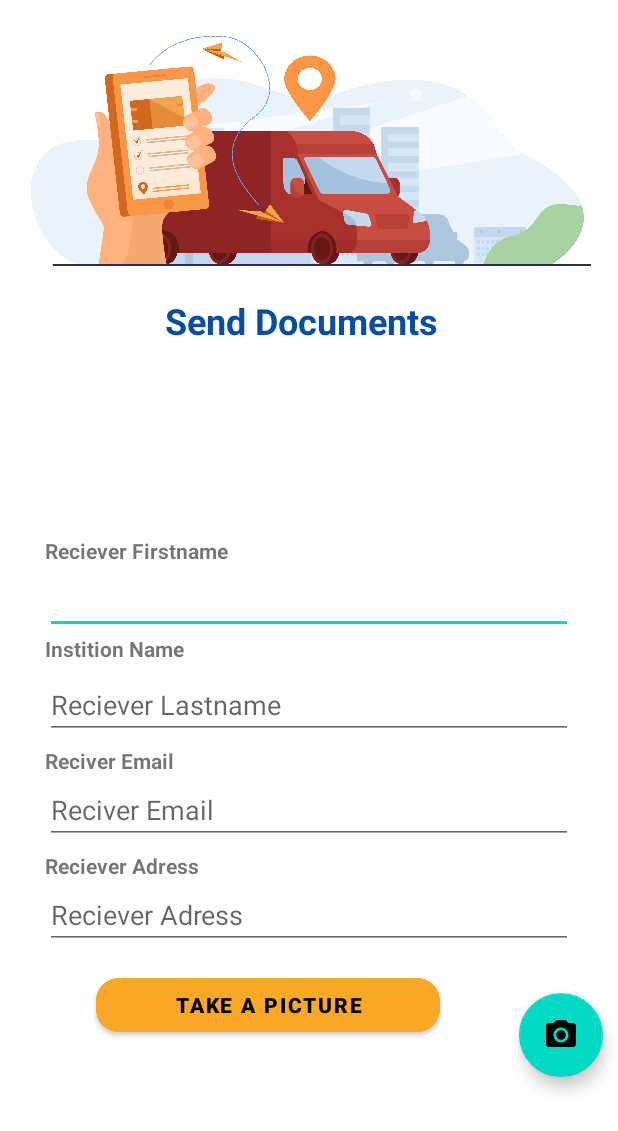
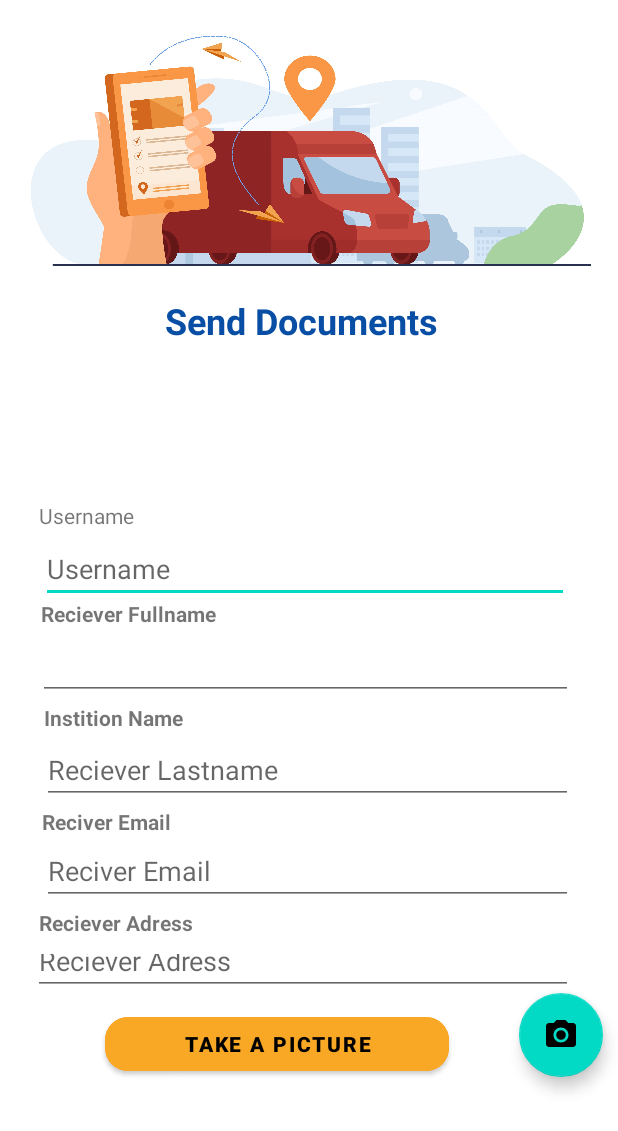
Before and after one commit to DevoirEnGroupe/MesajemFinal, an Android app: the SendActivity screen opened directly, with no data from a screen before it, on a phone screen of 412 x 824 dp. Shown: the top 1131 px of the screen. Run offline under Robolectric (Android 15) with nearby library versions, the phone set to English and light mode, and no system bars; libraries missing offline, so code that uses them is left out: com.parse, org.parceler; 2 statements that could not run were skipped.

Commit message:
Send Activity Change On Click

```diff
--- a/app/src/main/java/ht/mesajem/mesajem/Activities/ParseApplication.java
+++ b/app/src/main/java/ht/mesajem/mesajem/Activities/ParseApplication.java
@@ -7,6 +7,7 @@ import com.parse.ParseObject;
 
 import ht.mesajem.mesajem.Models.Delivery;
 import ht.mesajem.mesajem.Models.Post;
+import ht.mesajem.mesajem.Models.User;
 import okhttp3.OkHttpClient;
 import okhttp3.logging.HttpLoggingInterceptor;
 
@@ -25,6 +26,7 @@ public class ParseApplication extends Application {
 
         ParseObject.registerSubclass(Post.class);
         ParseObject.registerSubclass(Delivery.class);
+        ParseObject.registerSubclass(User.class);
         Parse.initialize(new Parse.Configuration.Builder(this)
                 .applicationId("NsErV1akrPT7XrRpg74eMfCaio91oKqzzE8UY5K8")
                 .clientKey("G1jiKrziZDPACQajyDvxxx0PB1fenILzWhZOFh8C")
--- a/app/src/main/java/ht/mesajem/mesajem/Activities/SendActivity.java
+++ b/app/src/main/java/ht/mesajem/mesajem/Activities/SendActivity.java
@@ -20,6 +20,8 @@ import android.net.Uri;
 import android.os.Bundle;
 import android.os.Environment;
 import android.provider.MediaStore;
+import android.text.Editable;
+import android.text.TextWatcher;
 import android.util.Log;
 import android.view.View;
 import android.widget.ArrayAdapter;
@@ -65,7 +67,9 @@ public class SendActivity extends AppCompatActivity {
     TextView tvsiyati;
     TextView tvimel;
     TextView tvnon;
-    AutoCompleteTextView etnon;
+    TextView tvusername;
+    AutoCompleteTextView etusername;
+    EditText etnon;
     EditText etimel;
     EditText etadress;
     EditText etsiyati;
@@ -77,7 +81,7 @@ public class SendActivity extends AppCompatActivity {
     String toto;
     ArrayList<String> arraylist = new ArrayList<>();
     LocationManager locationManager;
-
+    ParseUser userCurrent = ParseUser.getCurrentUser();
 
     @Override
     protected void onCreate(Bundle savedInstanceState) {
@@ -93,13 +97,17 @@ public class SendActivity extends AppCompatActivity {
         btsubmit = findViewById(R.id.btsubmit);
         tvadress = findViewById(R.id.tvaddresse);
         tvsiyati = findViewById(R.id.tvsiyati);
+        tvusername =findViewById(R.id.tvusername);
         tvimel  = findViewById(R.id.tvimel);
         tvnon = findViewById(R.id.tvnon);
         etnon = findViewById(R.id.etnon);
         etimel = findViewById(R.id.etimel);
         etadress =findViewById(R.id.etadress);
         etsiyati = findViewById(R.id.etsiyati);
+        etusername = findViewById(R.id.etusername);
         floatingActionButton = findViewById(R.id.floationB);
+
+
 
 
         ParseQuery<ParseUser> query = ParseUser.getQuery();
@@ -109,14 +117,31 @@ public class SendActivity extends AppCompatActivity {
             if (e == null) {
                 // The query was successful, returns the users that matches
                 // the criteria.
+
+
                 for(ParseUser user1 : users) {
 
-                    toto = user1.getString("Fullname");
+                    toto = user1.getString("username");
                     arraylist.add(toto);
                     //Toast.makeText(this, ""+toto, Toast.LENGTH_SHORT).show();
 
                 }
                 Toast.makeText(this, ""+arraylist, Toast.LENGTH_SHORT).show();
+                try {
+                    ArrayAdapter<String> adapter = new ArrayAdapter<String>
+                            (this, android.R.layout.select_dialog_item, arraylist);
+
+                    etusername.setThreshold(1);//will start working from first character
+                    etusername.setAdapter(adapter);//setting the adapter data into the AutoCompleteTextView
+                    etusername.setTextColor(Color.RED);
+
+                   String usernamet = etusername.getText().toString();
+
+
+                }catch (Exception ex){
+                    Toast.makeText(SendActivity.this, "" +ex.getMessage(), Toast.LENGTH_SHORT).show();
+                }
+
 
             } else {
                 // Something went wrong.
@@ -125,18 +150,56 @@ public class SendActivity extends AppCompatActivity {
         });
 
 
-        try {
-            ArrayAdapter<String> adapter = new ArrayAdapter<String>
-                    (this, android.R.layout.select_dialog_item, arraylist);
-
-            etnon.setThreshold(1);//will start working from first character
-            etnon.setAdapter(adapter);//setting the adapter data into the AutoCompleteTextView
-            etnon.setTextColor(Color.YELLOW);
 
 
-        }catch (Exception e){
-            Toast.makeText(SendActivity.this, "" +e.getMessage(), Toast.LENGTH_SHORT).show();
-        }
+
+
+
+
+
+        etnon.setOnClickListener(new View.OnClickListener() {
+            @Override
+            public void onClick(View v) {
+
+                String usernamett = etusername.getText().toString();
+                ParseQuery<ParseUser> queryFullname = ParseUser.getQuery();
+                //query.whereEqualTo("email", "email@example.com");
+                 queryFullname.whereEqualTo("username", usernamett );
+
+                queryFullname.findInBackground((users, e) -> {
+
+                    if (e == null) {
+                        // The query was successful, returns the users that matches
+                        // the criteria.
+
+
+                        for(ParseUser fullname : users) {
+
+                            toto = fullname.getString("Fullname");
+
+                            //arraylist.add(toto);
+                            Toast.makeText(SendActivity.this, ""+toto, Toast.LENGTH_SHORT).show();
+
+                        }
+               etnon.setText(toto);
+
+
+                    } else {
+                        // Something went wrong.
+
+                    }
+                });
+
+
+
+
+
+
+
+            }
+        });
+
+
 
 
         ButtonTakePic.setOnClickListener(new View.OnClickListener() {
@@ -183,10 +246,14 @@ btsubmit.setOnClickListener(new View.OnClickListener() {
         savePost(currentUser,photoFile,lastname,firstname,email,addresse);
 
 
+
+
+
         tvadress.setVisibility(View.GONE);
         tvsiyati.setVisibility(View.GONE);
         tvimel.setVisibility(View.GONE);
         tvnon.setVisibility(View.GONE);
+        tvusername.setVisibility(View.GONE);
 
 
         PostImage.setVisibility(View.GONE);
@@ -196,6 +263,7 @@ btsubmit.setOnClickListener(new View.OnClickListener() {
         etadress.setVisibility(View.GONE);
         etsiyati.setVisibility(View.GONE);
         etnon.setVisibility(View.GONE);
+        etusername.setVisibility(View.GONE);
 
         btsubmit.setVisibility(View.GONE);
         Fragment fragment= new PayementFragment();
--- /dev/null
+++ b/app/src/main/java/ht/mesajem/mesajem/Models/User.java
@@ -0,0 +1,22 @@
+package ht.mesajem.mesajem.Models;
+
+import com.parse.ParseClassName;
+import com.parse.ParseObject;
+
+import org.parceler.Parcel;
+
+@Parcel(analyze = User.class)
+@ParseClassName("User")
+
+public class User extends ParseObject {
+
+    public static final String KEY_EMAIL = "email";
+
+
+    public String getEmail(){
+        return getString(KEY_EMAIL);
+    }
+    public void setEmail(String email){
+        put(KEY_EMAIL,email);
+    }
+}
--- a/app/src/main/res/layout/activity_send.xml
+++ b/app/src/main/res/layout/activity_send.xml
@@ -15,8 +15,8 @@
         android:layout_alignParentStart="true"
         android:layout_alignParentTop="true"
         android:layout_centerInParent="true"
-        android:layout_marginStart="64dp"
-        android:layout_marginTop="646dp"
+        android:layout_marginStart="70dp"
+        android:layout_marginTop="672dp"
         android:backgroundTint="#F9A826"
         android:text="TAKE A PICTURE"
         android:textColor="@color/black"
@@ -41,14 +41,14 @@
     <RelativeLayout
         android:id="@+id/pic"
         android:layout_width="match_parent"
-        android:layout_height="wrap_content"
+        android:layout_height="434dp"
         android:layout_below="@id/tvDocSend">
 
 
         <ImageView
             android:id="@+id/PostImage"
-            android:layout_width="152dp"
-            android:layout_height="123dp"
+            android:layout_width="136dp"
+            android:layout_height="96dp"
             android:layout_alignParentStart="true"
             android:layout_alignParentTop="true"
             android:layout_centerHorizontal="true"
@@ -59,40 +59,95 @@
         <RelativeLayout
             android:id="@+id/form"
             android:layout_width="match_parent"
-            android:layout_height="wrap_content"
+            android:layout_height="333dp"
             android:layout_below="@id/PostImage">
+
+
+            <EditText
+                android:id="@+id/etadress"
+                android:layout_width="380dp"
+                android:layout_height="45dp"
+                android:layout_below="@+id/tvaddresse"
+                android:layout_alignParentStart="true"
+                android:layout_marginStart="22dp"
+                android:layout_marginTop="1dp"
+                android:layout_marginEnd="30dp"
+                android:hint="Reciever Adress"
+                android:inputType="" />
+
+            <EditText
+                android:id="@+id/etnon"
+                android:layout_width="380dp"
+                android:layout_height="45dp"
+                android:layout_below="@+id/tvnon"
+                android:layout_alignParentStart="true"
+                android:layout_marginStart="25dp"
+                android:layout_marginTop="2dp"
+                android:layout_marginEnd="30dp"
+                android:ems="10"
+                android:text="" />
+
+            <TextView
+                android:id="@+id/tvsiyati"
+                android:layout_width="136dp"
+                android:layout_height="20dp"
+                android:layout_below="@+id/etnon"
+                android:layout_alignParentStart="true"
+                android:layout_marginStart="29dp"
+                android:layout_marginTop="2dp"
+                android:gravity="top"
+                android:text="Instition Name"
+                android:textStyle="bold" />
+
+            <EditText
+                android:id="@+id/etsiyati"
+                android:layout_width="380dp"
+                android:layout_height="45dp"
+                android:layout_below="@+id/tvsiyati"
+                android:layout_alignParentStart="true"
+                android:layout_marginStart="28dp"
+                android:layout_marginTop="2dp"
+                android:layout_marginEnd="30dp"
+                android:hint="Reciever Lastname"
+                android:inputType="" />
 
             <TextView
                 android:id="@+id/tvimel"
                 android:layout_width="93dp"
                 android:layout_height="20dp"
+                android:layout_below="@+id/etsiyati"
                 android:layout_alignParentStart="true"
-                android:layout_marginStart="30dp"
-                android:layout_marginTop="140dp"
+                android:layout_marginStart="28dp"
+                android:layout_marginTop="2dp"
                 android:gravity="top"
                 android:text="Reciver Email"
                 android:textStyle="bold" />
+
+            <EditText
+                android:id="@+id/etimel"
+                android:layout_width="380dp"
+                android:layout_height="45dp"
+                android:layout_below="@+id/tvimel"
+                android:layout_alignParentStart="true"
+                android:layout_marginStart="28dp"
+                android:layout_marginTop="0dp"
+                android:layout_marginEnd="30dp"
+                android:ems="10"
+                android:hint="Reciver Email"
+                android:text=""/>
+
+
 
             <TextView
                 android:id="@+id/tvaddresse"
                 android:layout_width="159dp"
                 android:layout_height="wrap_content"
+                android:layout_below="@+id/etimel"
                 android:layout_alignParentStart="true"
-                android:layout_marginStart="30dp"
-                android:layout_marginTop="210dp"
+                android:layout_marginStart="26dp"
+                android:layout_marginTop="2dp"
                 android:gravity="top"
                 android:text="Reciever Adress"
-                android:textStyle="bold" />
-
-            <TextView
-                android:id="@+id/tvsiyati"
-                android:layout_width="136dp"
-                android:layout_height="20dp"
-                android:layout_alignParentStart="true"
-                android:layout_marginStart="30dp"
-                android:layout_marginTop="65dp"
-                android:gravity="top"
-                android:text="Instition Name"
                 android:textStyle="bold" />
 
             <TextView
@@ -100,58 +155,37 @@
                 android:layout_width="244dp"
                 android:layout_height="20dp"
                 android:layout_alignParentStart="true"
-                android:layout_marginStart="30dp"
-                android:gravity="top"
-                android:text="Reciever Firstname"
+                android:layout_alignParentTop="true"
+                android:layout_marginStart="27dp"
+                android:layout_marginTop="69dp"
+                android:text="Reciever Fullname"
                 android:textStyle="bold" />
 
+            <TextView
+                android:id="@+id/tvusername"
+                android:layout_width="wrap_content"
+                android:layout_height="wrap_content"
+                android:layout_alignParentStart="true"
+                android:layout_alignParentTop="true"
+                android:layout_marginStart="26dp"
+                android:layout_marginTop="4dp"
+                android:text="Username" />
+
+
             <AutoCompleteTextView
-                android:id="@+id/etnon"
-                android:layout_width="380dp"
-                android:layout_height="45dp"
+                android:id="@+id/etusername"
+                android:layout_width="352dp"
+                android:layout_height="wrap_content"
+                android:layout_below="@+id/tvusername"
                 android:layout_alignParentStart="true"
-                android:layout_marginStart="30dp"
-                android:layout_marginTop="20dp"
-                android:layout_marginEnd="30dp"
+                android:layout_marginStart="27dp"
+                android:layout_marginTop="3dp"
                 android:ems="10"
+                android:hint="Username"
                 android:text="">
+
                 <requestFocus />
             </AutoCompleteTextView>
-
-
-            <EditText
-                android:id="@+id/etsiyati"
-                android:layout_width="380dp"
-                android:layout_height="45dp"
-                android:layout_alignParentStart="true"
-                android:layout_marginStart="30dp"
-                android:layout_marginTop="90dp"
-                android:layout_marginEnd="30dp"
-                android:hint="Reciever Lastname"
-                android:inputType="" />
-
-            <EditText
-                android:id="@+id/etimel"
-                android:layout_width="380dp"
-                android:layout_height="45dp"
-                android:layout_alignParentStart="true"
-                android:layout_marginStart="30dp"
-                android:layout_marginTop="160dp"
-                android:layout_marginEnd="30dp"
-                android:hint="Reciver Email"
-                android:inputType="" />
-
-            <EditText
-                android:id="@+id/etadress"
-                android:layout_width="380dp"
-                android:layout_height="45dp"
-                android:layout_alignParentStart="true"
-                android:layout_marginStart="30dp"
-                android:layout_marginTop="230dp"
-                android:layout_marginEnd="30dp"
-                android:hint="Reciever Adress"
-                android:inputType="" />
-
 
         </RelativeLayout>
 
```
Also changed, not shown: 1 other file.
